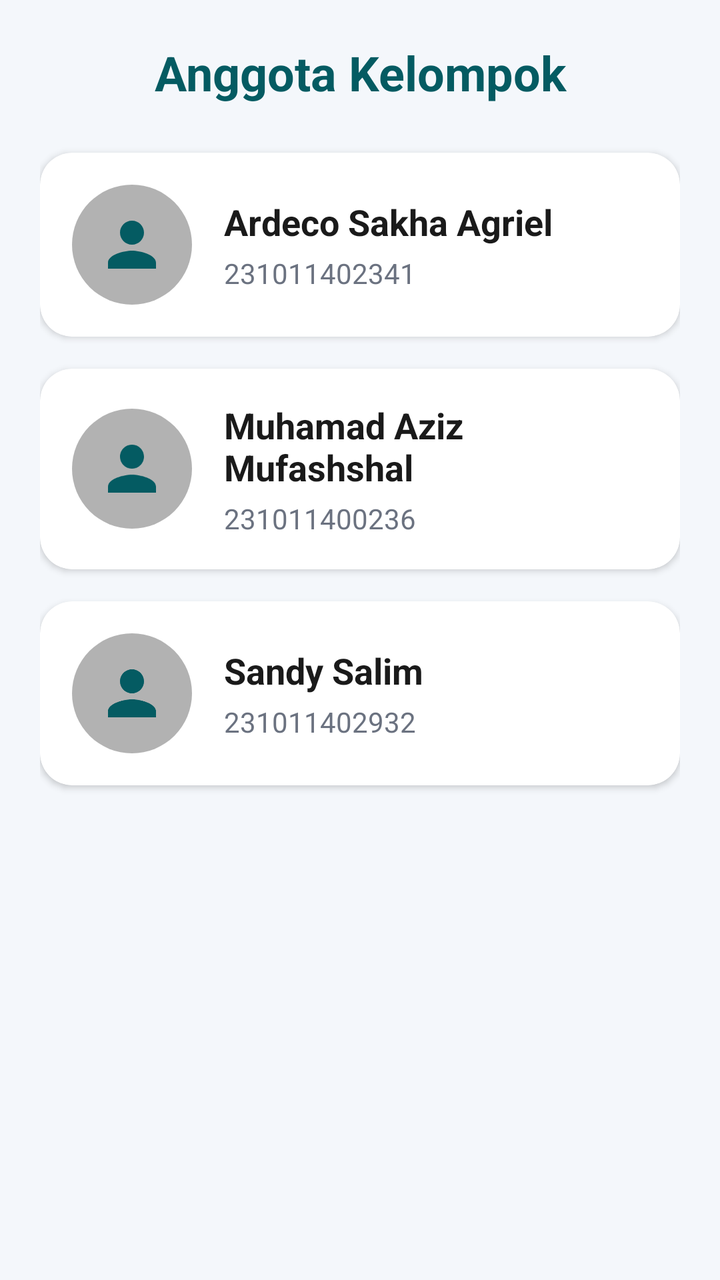
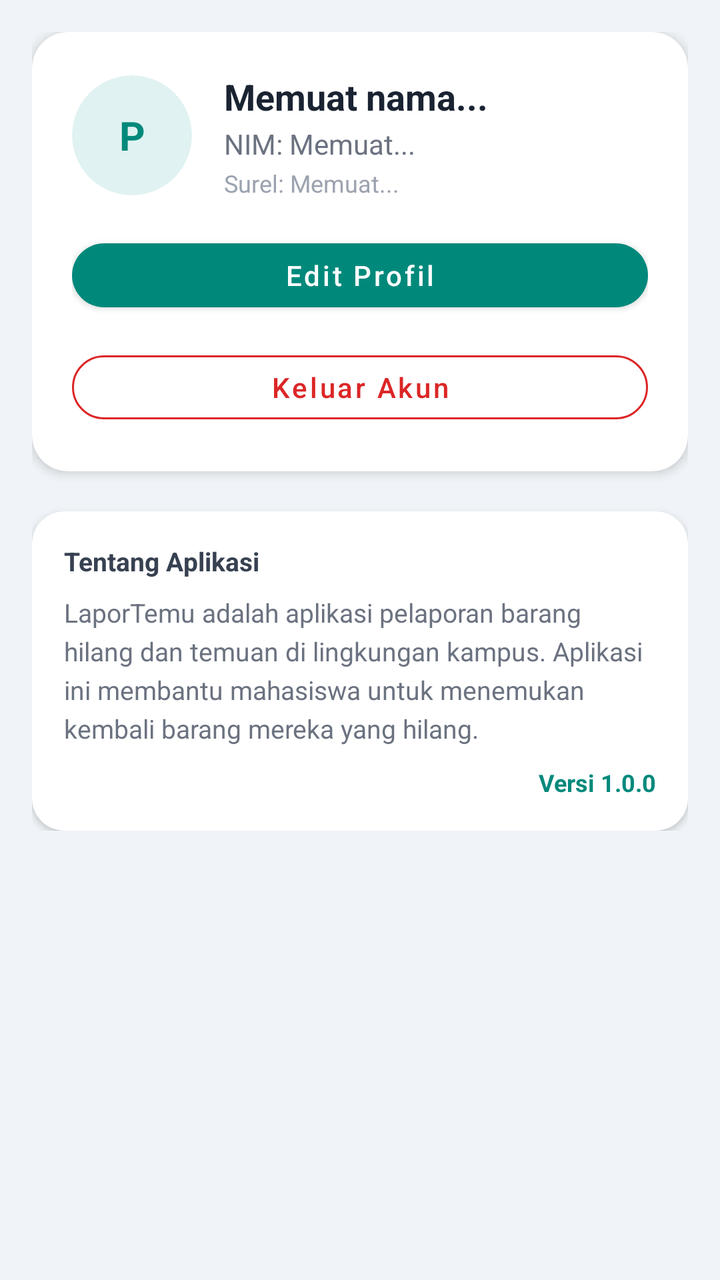

An Android layout rendered at two revisions. The XML below is the earlier revision; the diff shows what the commit changed to produce the second picture.
<!-- AndroidManifest.xml: application theme Theme.LaporTemu -->
<!-- res/layout/fragment_profile.xml -->
<?xml version="1.0" encoding="utf-8"?>
<ScrollView xmlns:android="http://schemas.android.com/apk/res/android"
    xmlns:app="http://schemas.android.com/apk/res-auto"
    android:layout_width="match_parent"
    android:layout_height="match_parent"
    android:background="@color/bg_light">

    <LinearLayout
        android:layout_width="match_parent"
        android:layout_height="wrap_content"
        android:orientation="vertical"
        android:padding="20dp">

        <TextView
            android:layout_width="match_parent"
            android:layout_height="wrap_content"
            android:text="Anggota Kelompok"
            android:textColor="@color/primary"
            android:textSize="24sp"
            android:textStyle="bold"
            android:layout_marginBottom="24dp"
            android:gravity="center" />

        
        <androidx.cardview.widget.CardView
            android:layout_width="match_parent"
            android:layout_height="wrap_content"
            android:layout_marginBottom="16dp"
            app:cardCornerRadius="16dp"
            app:cardElevation="2dp"
            app:cardBackgroundColor="@color/white">

            <LinearLayout
                android:layout_width="match_parent"
                android:layout_height="wrap_content"
                android:orientation="horizontal"
                android:padding="16dp"
                android:gravity="center_vertical">

                <ImageView
                    android:layout_width="60dp"
                    android:layout_height="60dp"
                    android:src="@drawable/ic_profile"
                    app:tint="@color/primary"
                    android:background="@drawable/bg_circle_translucent"
                    android:padding="12dp" />

                <LinearLayout
                    android:layout_width="match_parent"
                    android:layout_height="wrap_content"
                    android:orientation="vertical"
                    android:layout_marginStart="16dp">

                    <TextView
                        android:layout_width="wrap_content"
                        android:layout_height="wrap_content"
                        android:text="Ardeco Sakha Agriel"
                        android:textColor="@color/text_main"
                        android:textSize="18sp"
                        android:textStyle="bold" />

                    <TextView
                        android:layout_width="wrap_content"
                        android:layout_height="wrap_content"
                        android:text="231011402341"
                        android:textColor="@color/text_muted"
                        android:textSize="14sp"
                        android:layout_marginTop="4dp" />
                </LinearLayout>
            </LinearLayout>
        </androidx.cardview.widget.CardView>

        
        <androidx.cardview.widget.CardView
            android:layout_width="match_parent"
            android:layout_height="wrap_content"
            android:layout_marginBottom="16dp"
            app:cardCornerRadius="16dp"
            app:cardElevation="2dp"
            app:cardBackgroundColor="@color/white">

            <LinearLayout
                android:layout_width="match_parent"
                android:layout_height="wrap_content"
                android:orientation="horizontal"
                android:padding="16dp"
                android:gravity="center_vertical">

                <ImageView
                    android:layout_width="60dp"
                    android:layout_height="60dp"
                    android:src="@drawable/ic_profile"
                    app:tint="@color/primary"
                    android:background="@drawable/bg_circle_translucent"
                    android:padding="12dp" />

                <LinearLayout
                    android:layout_width="match_parent"
                    android:layout_height="wrap_content"
                    android:orientation="vertical"
                    android:layout_marginStart="16dp">

                    <TextView
                        android:layout_width="wrap_content"
                        android:layout_height="wrap_content"
                        android:text="Muhamad Aziz Mufashshal"
                        android:textColor="@color/text_main"
                        android:textSize="18sp"
                        android:textStyle="bold" />

                    <TextView
                        android:layout_width="wrap_content"
                        android:layout_height="wrap_content"
                        android:text="231011400236"
                        android:textColor="@color/text_muted"
                        android:textSize="14sp"
                        android:layout_marginTop="4dp" />
                </LinearLayout>
            </LinearLayout>
        </androidx.cardview.widget.CardView>

        
        <androidx.cardview.widget.CardView
            android:layout_width="match_parent"
            android:layout_height="wrap_content"
            android:layout_marginBottom="16dp"
            app:cardCornerRadius="16dp"
            app:cardElevation="2dp"
            app:cardBackgroundColor="@color/white">

            <LinearLayout
                android:layout_width="match_parent"
                android:layout_height="wrap_content"
                android:orientation="horizontal"
                android:padding="16dp"
                android:gravity="center_vertical">

                <ImageView
                    android:layout_width="60dp"
                    android:layout_height="60dp"
                    android:src="@drawable/ic_profile"
                    app:tint="@color/primary"
                    android:background="@drawable/bg_circle_translucent"
                    android:padding="12dp" />

                <LinearLayout
                    android:layout_width="match_parent"
                    android:layout_height="wrap_content"
                    android:orientation="vertical"
                    android:layout_marginStart="16dp">

                    <TextView
                        android:layout_width="wrap_content"
                        android:layout_height="wrap_content"
                        android:text="Sandy Salim"
                        android:textColor="@color/text_main"
                        android:textSize="18sp"
                        android:textStyle="bold" />

                    <TextView
                        android:layout_width="wrap_content"
                        android:layout_height="wrap_content"
                        android:text="231011402932"
                        android:textColor="@color/text_muted"
                        android:textSize="14sp"
                        android:layout_marginTop="4dp" />
                </LinearLayout>
            </LinearLayout>
        </androidx.cardview.widget.CardView>

    </LinearLayout>
</ScrollView>
<!-- resources referenced by this layout -->
<resources>
  <color name="bg_light">#F4F7FB</color>
  <color name="primary">#045B62</color>
  <color name="text_main">#1A1A1A</color>
  <color name="text_muted">#6B7280</color>
  <color name="white">#FFFFFFFF</color>
  <!-- drawable bg_circle_translucent (drawable) -->
  <?xml version="1.0" encoding="utf-8"?>
  <shape xmlns:android="http://schemas.android.com/apk/res/android"
      android:shape="oval">
      <solid android:color="#4D000000" />
  </shape>
  <!-- drawable ic_profile (drawable) -->
  <vector xmlns:android="http://schemas.android.com/apk/res/android"
      android:width="24dp"
      android:height="24dp"
      android:viewportWidth="24"
      android:viewportHeight="24">
      <path
          android:fillColor="#FF000000"
          android:pathData="M12,12c2.21,0 4,-1.79 4,-4s-1.79,-4 -4,-4 -4,1.79 -4,4 1.79,4 4,4zM12,14c-2.67,0 -8,1.34 -8,4v2h16v-2c0,-2.66 -5.33,-4 -8,-4z" />
  </vector>
  <style name="Theme.LaporTemu" parent="Base.Theme.LaporTemu" />
  <style name="Base.Theme.LaporTemu" parent="Theme.Material3.DayNight.NoActionBar">
          
          <item name="colorPrimary">@color/primary</item>
          <item name="colorSecondary">@color/secondary</item>
          <item name="android:windowBackground">@color/bg_light</item>
  
          
          <item name="android:statusBarColor">@color/white</item>
          <item name="android:windowLightStatusBar">true</item>
  
          
          <item name="colorOnPrimary">@color/white</item>
          <item name="colorOnSecondary">@color/white</item>
  
          
          <item name="colorPrimaryContainer">@android:color/transparent</item>
          <item name="colorOnPrimaryContainer">@color/primary</item>
      </style>
  <color name="secondary">#FF8C00</color>
</resources>

<!-- the commit's change to res/layout/fragment_profile.xml (unified diff, before → after) -->
@@ -9,23 +9,129 @@
         android:layout_width="match_parent"
         android:layout_height="wrap_content"
         android:orientation="vertical"
-        android:padding="20dp">
+        android:paddingHorizontal="16dp"
+        android:paddingTop="16dp"
+        android:paddingBottom="32dp">
 
-        <TextView
+        
+        <androidx.cardview.widget.CardView
+            android:id="@+id/cv_user_profile"
             android:layout_width="match_parent"
             android:layout_height="wrap_content"
-            android:text="Anggota Kelompok"
-            android:textColor="@color/primary"
-            android:textSize="24sp"
-            android:textStyle="bold"
-            android:layout_marginBottom="24dp"
-            android:gravity="center" />
+            android:layout_marginBottom="16dp"
+            app:cardCornerRadius="18dp"
+            app:cardElevation="3dp"
+            app:cardBackgroundColor="@color/white">
+
+            <LinearLayout
+                android:layout_width="match_parent"
+                android:layout_height="wrap_content"
+                android:orientation="vertical"
+                android:padding="20dp">
+
+                <LinearLayout
+                    android:layout_width="match_parent"
+                    android:layout_height="wrap_content"
+                    android:orientation="horizontal"
+                    android:gravity="center_vertical"
+                    android:layout_marginBottom="16dp">
+
+                    <androidx.cardview.widget.CardView
+                        android:layout_width="60dp"
+                        android:layout_height="60dp"
+                        app:cardCornerRadius="30dp"
+                        app:cardElevation="0dp"
+                        app:cardBackgroundColor="@color/surface_teal">
+                        
+                        <FrameLayout
+                            android:layout_width="match_parent"
+                            android:layout_height="match_parent">
+
+                            <TextView
+                                android:id="@+id/tv_profile_initial"
+                                android:layout_width="match_parent"
+                                android:layout_height="match_parent"
+                                android:gravity="center"
+                                android:text="P"
+                                android:textColor="@color/primary"
+                                android:textSize="20sp"
+                                android:textStyle="bold" />
+
+                            <ImageView
+                                android:id="@+id/iv_profile_image"
+                                android:layout_width="match_parent"
+                                android:layout_height="match_parent"
+                                android:scaleType="centerCrop"
+                                android:visibility="gone" />
+                        </FrameLayout>
+                    </androidx.cardview.widget.CardView>
+
+                    <LinearLayout
+                        android:layout_width="0dp"
+                        android:layout_height="wrap_content"
+                        android:layout_weight="1"
+                        android:orientation="vertical"
+                        android:layout_marginStart="16dp">
+
+                        <TextView
+                            android:id="@+id/tv_profile_name"
+                            android:layout_width="wrap_content"
+                            android:layout_height="wrap_content"
+                            android:text="Memuat nama..."
+                            android:textColor="@color/text_main"
+                            android:textSize="18sp"
+                            android:textStyle="bold" />
+
+                        <TextView
+                            android:id="@+id/tv_profile_nim"
+                            android:layout_width="wrap_content"
+                            android:layout_height="wrap_content"
+                            android:text="NIM: Memuat..."
+                            android:textColor="@color/text_muted"
+                            android:textSize="14sp"
+                            android:layout_marginTop="2dp" />
+
+                        <TextView
+                            android:id="@+id/tv_profile_email"
+                            android:layout_width="wrap_content"
+                            android:layout_height="wrap_content"
+                            android:text="Surel: Memuat..."
+                            android:textColor="@color/text_light"
+                            android:textSize="12sp"
+                            android:layout_marginTop="2dp" />
+                    </LinearLayout>
+                </LinearLayout>
+
+                <Button
+                    android:id="@+id/btn_edit_profile"
+                    style="@style/Widget.MaterialComponents.Button"
+                    android:layout_width="match_parent"
+                    android:layout_height="44dp"
+                    android:text="Edit Profil"
+                    android:textAllCaps="false"
+                    android:textSize="14sp"
+                    android:layout_marginBottom="12dp"
+                    app:cornerRadius="22dp" />
+
+                <Button
+                    android:id="@+id/btn_logout"
+                    style="@style/Widget.MaterialComponents.Button.OutlinedButton"
+                    android:layout_width="match_parent"
+                    android:layout_height="44dp"
+                    android:text="Keluar Akun"
+                    android:textColor="#DC2626"
+                    app:strokeColor="#DC2626"
+                    android:textAllCaps="false"
+                    android:textSize="14sp"
+                    app:cornerRadius="22dp" />
+            </LinearLayout>
+        </androidx.cardview.widget.CardView>
 
         
         <androidx.cardview.widget.CardView
             android:layout_width="match_parent"
             android:layout_height="wrap_content"
-            android:layout_marginBottom="16dp"
+            android:layout_marginTop="4dp"
             app:cardCornerRadius="16dp"
             app:cardElevation="2dp"
             app:cardBackgroundColor="@color/white">
@@ -33,138 +139,35 @@
             <LinearLayout
                 android:layout_width="match_parent"
                 android:layout_height="wrap_content"
-                android:orientation="horizontal"
-                android:padding="16dp"
-                android:gravity="center_vertical">
+                android:orientation="vertical"
+                android:padding="16dp">
 
-                <ImageView
-                    android:layout_width="60dp"
-                    android:layout_height="60dp"
-                    android:src="@drawable/ic_profile"
-                    app:tint="@color/primary"
-                    android:background="@drawable/bg_circle_translucent"
-                    android:padding="12dp" />
-
-                <LinearLayout
+                <TextView
                     android:layout_width="match_parent"
                     android:layout_height="wrap_content"
-                    android:orientation="vertical"
-                    android:layout_marginStart="16dp">
+                    android:text="Tentang Aplikasi"
+                    android:textColor="@color/text_secondary"
+                    android:textSize="13sp"
+                    android:textStyle="bold"
+                    android:layout_marginBottom="8dp" />
 
-                    <TextView
-                        android:layout_width="wrap_content"
-                        android:layout_height="wrap_content"
-                        android:text="Ardeco Sakha Agriel"
-                        android:textColor="@color/text_main"
-                        android:textSize="18sp"
-                        android:textStyle="bold" />
-
-                    <TextView
-                        android:layout_width="wrap_content"
-                        android:layout_height="wrap_content"
-                        android:text="231011402341"
-                        android:textColor="@color/text_muted"
-                        android:textSize="14sp"
-                        android:layout_marginTop="4dp" />
-                </LinearLayout>
-            </LinearLayout>
-        </androidx.cardview.widget.CardView>
-
-        
-        <androidx.cardview.widget.CardView
-            android:layout_width="match_parent"
-            android:layout_height="wrap_content"
-            android:layout_marginBottom="16dp"
-            app:cardCornerRadius="16dp"
-            app:cardElevation="2dp"
-            app:cardBackgroundColor="@color/white">
-
-            <LinearLayout
-                android:layout_width="match_parent"
-                android:layout_height="wrap_content"
-                android:orientation="horizontal"
-                android:padding="16dp"
-                android:gravity="center_vertical">
-
-                <ImageView
-                    android:layout_width="60dp"
-                    android:layout_height="60dp"
-                    android:src="@drawable/ic_profile"
-                    app:tint="@color/primary"
-                    android:background="@drawable/bg_circle_translucent"
-                    android:padding="12dp" />
-
-                <LinearLayout
+                <TextView
                     android:layout_width="match_parent"
                     android:layout_height="wrap_content"
-                    android:orientation="vertical"
-                    android:layout_marginStart="16dp">
+                    android:text="LaporTemu adalah aplikasi pelaporan barang hilang dan temuan di lingkungan kampus. Aplikasi ini membantu mahasiswa untuk menemukan kembali barang mereka yang hilang."
+                    android:textColor="@color/text_muted"
+                    android:textSize="13sp"
+                    android:lineSpacingExtra="4dp" />
 
-                    <TextView
-                        android:layout_width="wrap_content"
-                        android:layout_height="wrap_content"
-                        android:text="Muhamad Aziz Mufashshal"
-                        android:textColor="@color/text_main"
-                        android:textSize="18sp"
-                        android:textStyle="bold" />
-
-                    <TextView
-                        android:layout_width="wrap_content"
-                        android:layout_height="wrap_content"
-                        android:text="231011400236"
-                        android:textColor="@color/text_muted"
-                        android:textSize="14sp"
-                        android:layout_marginTop="4dp" />
-                </LinearLayout>
-            </LinearLayout>
-        </androidx.cardview.widget.CardView>
-
-        
-        <androidx.cardview.widget.CardView
-            android:layout_width="match_parent"
-            android:layout_height="wrap_content"
-            android:layout_marginBottom="16dp"
-            app:cardCornerRadius="16dp"
-            app:cardElevation="2dp"
-            app:cardBackgroundColor="@color/white">
-
-            <LinearLayout
-                android:layout_width="match_parent"
-                android:layout_height="wrap_content"
-                android:orientation="horizontal"
-                android:padding="16dp"
-                android:gravity="center_vertical">
-
-                <ImageView
-                    android:layout_width="60dp"
-                    android:layout_height="60dp"
-                    android:src="@drawable/ic_profile"
-                    app:tint="@color/primary"
-                    android:background="@drawable/bg_circle_translucent"
-                    android:padding="12dp" />
-
-                <LinearLayout
+                <TextView
                     android:layout_width="match_parent"
                     android:layout_height="wrap_content"
-                    android:orientation="vertical"
-                    android:layout_marginStart="16dp">
-
-                    <TextView
-                        android:layout_width="wrap_content"
-                        android:layout_height="wrap_content"
-                        android:text="Sandy Salim"
-                        android:textColor="@color/text_main"
-                        android:textSize="18sp"
-                        android:textStyle="bold" />
-
-                    <TextView
-                        android:layout_width="wrap_content"
-                        android:layout_height="wrap_content"
-                        android:text="231011402932"
-                        android:textColor="@color/text_muted"
-                        android:textSize="14sp"
-                        android:layout_marginTop="4dp" />
-                </LinearLayout>
+                    android:text="Versi 1.0.0"
+                    android:textColor="@color/primary"
+                    android:textSize="12sp"
+                    android:textStyle="bold"
+                    android:layout_marginTop="10dp"
+                    android:gravity="end" />
             </LinearLayout>
         </androidx.cardview.widget.CardView>
 
<!-- resource entries referenced after the edit -->
@@ -1,45 +1,38 @@
 <!-- resources referenced by this layout -->
 <resources>
-  <color name="bg_light">#F4F7FB</color>
-  <color name="primary">#045B62</color>
-  <color name="text_main">#1A1A1A</color>
+  <color name="bg_light">#F0F4F8</color>
+  <color name="primary">#00897B</color>
+  <color name="surface_teal">#E0F2F1</color>
+  <color name="text_light">#9CA3AF</color>
+  <color name="text_main">#1A2332</color>
   <color name="text_muted">#6B7280</color>
+  <color name="text_secondary">#374151</color>
   <color name="white">#FFFFFFFF</color>
-  <!-- drawable bg_circle_translucent (drawable) -->
-  <?xml version="1.0" encoding="utf-8"?>
-  <shape xmlns:android="http://schemas.android.com/apk/res/android"
-      android:shape="oval">
-      <solid android:color="#4D000000" />
-  </shape>
-  <!-- drawable ic_profile (drawable) -->
-  <vector xmlns:android="http://schemas.android.com/apk/res/android"
-      android:width="24dp"
-      android:height="24dp"
-      android:viewportWidth="24"
-      android:viewportHeight="24">
-      <path
-          android:fillColor="#FF000000"
-          android:pathData="M12,12c2.21,0 4,-1.79 4,-4s-1.79,-4 -4,-4 -4,1.79 -4,4 1.79,4 4,4zM12,14c-2.67,0 -8,1.34 -8,4v2h16v-2c0,-2.66 -5.33,-4 -8,-4z" />
-  </vector>
   <style name="Theme.LaporTemu" parent="Base.Theme.LaporTemu" />
   <style name="Base.Theme.LaporTemu" parent="Theme.Material3.DayNight.NoActionBar">
           
           <item name="colorPrimary">@color/primary</item>
+          <item name="colorPrimaryDark">@color/primary_dark</item>
           <item name="colorSecondary">@color/secondary</item>
           <item name="android:windowBackground">@color/bg_light</item>
   
           
-          <item name="android:statusBarColor">@color/white</item>
-          <item name="android:windowLightStatusBar">true</item>
+          <item name="android:statusBarColor">@android:color/transparent</item>
+          <item name="android:windowLightStatusBar">false</item>
   
           
           <item name="colorOnPrimary">@color/white</item>
           <item name="colorOnSecondary">@color/white</item>
   
           
-          <item name="colorPrimaryContainer">@android:color/transparent</item>
+          <item name="colorPrimaryContainer">@color/primary_ultra_light</item>
           <item name="colorOnPrimaryContainer">@color/primary</item>
+  
+          
+          <item name="colorControlActivated">@color/primary</item>
       </style>
-  <color name="secondary">#FF8C00</color>
+  <color name="primary_dark">#00695C</color>
+  <color name="secondary">#FF6F00</color>
+  <color name="primary_ultra_light">#E0F2F1</color>
 </resources>
 
